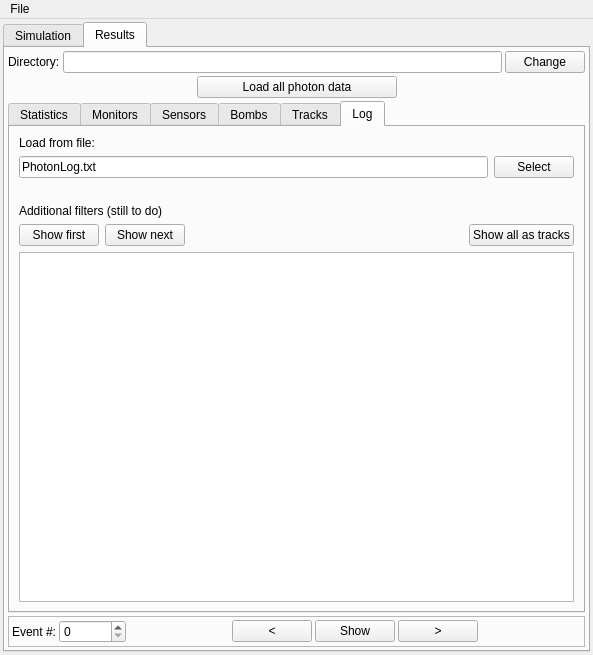
Above: ants3bundle/src/ants3/gui/photsim/aphotsimwin.ui from andrmor/ANTS3bundle before the change. Below: the same form after it.
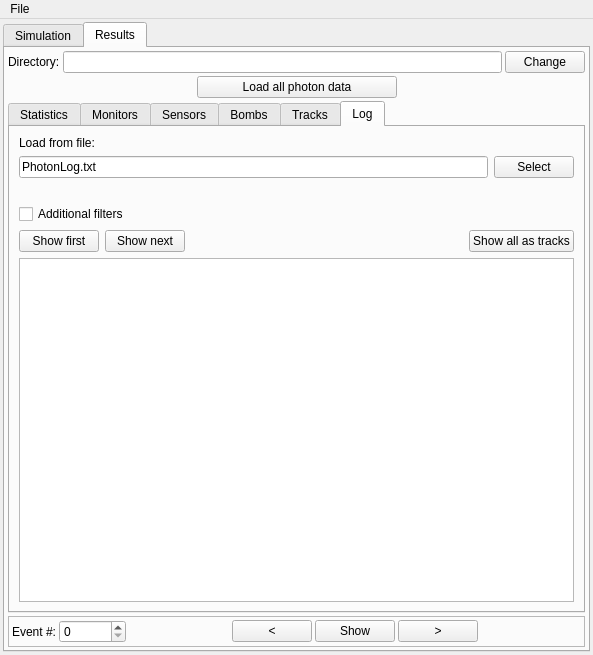
That is the form after the change. The open tabs and pages were chosen to show the change.

Patch:
```diff
--- a/ants3bundle/src/ants3/gui/photsim/aphotsimwin.ui
+++ b/ants3bundle/src/ants3/gui/photsim/aphotsimwin.ui
@@ -4657,9 +4657,9 @@
              </widget>
             </item>
             <item>
-             <widget class="QLabel" name="label_47">
+             <widget class="QCheckBox" name="cbLogAdditionalFilters">
               <property name="text">
-               <string>Additional filters (still to do)</string>
+               <string>Additional filters</string>
               </property>
              </widget>
             </item>
```
Left out of the diff: 6 changed lines with no effect on the pictures.
